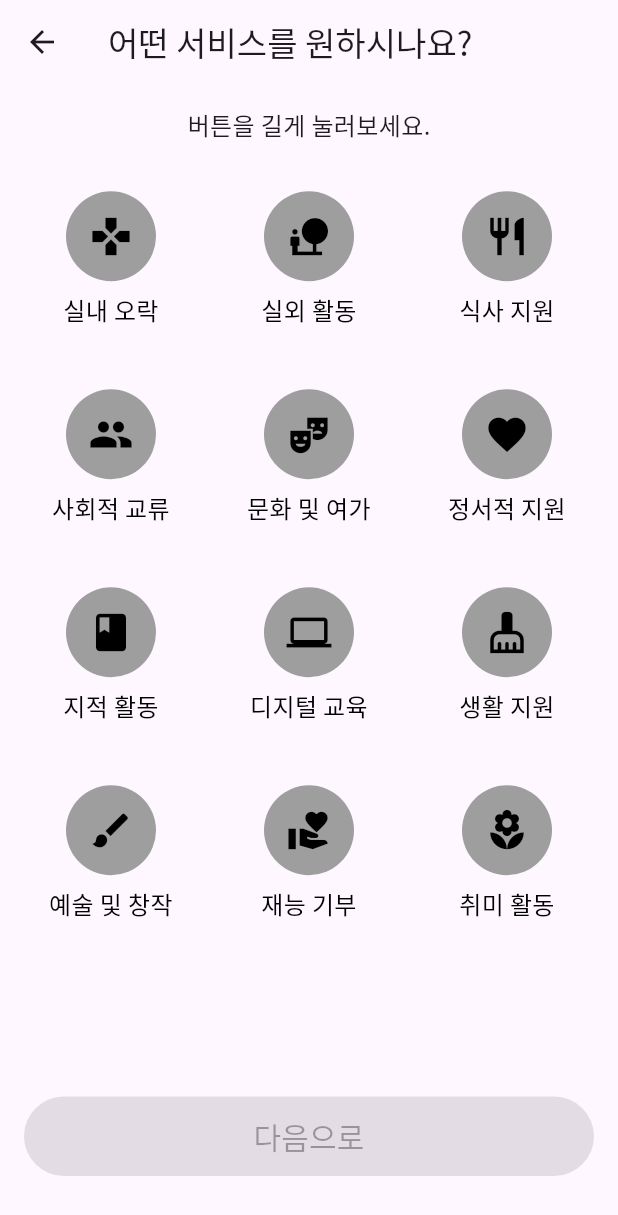
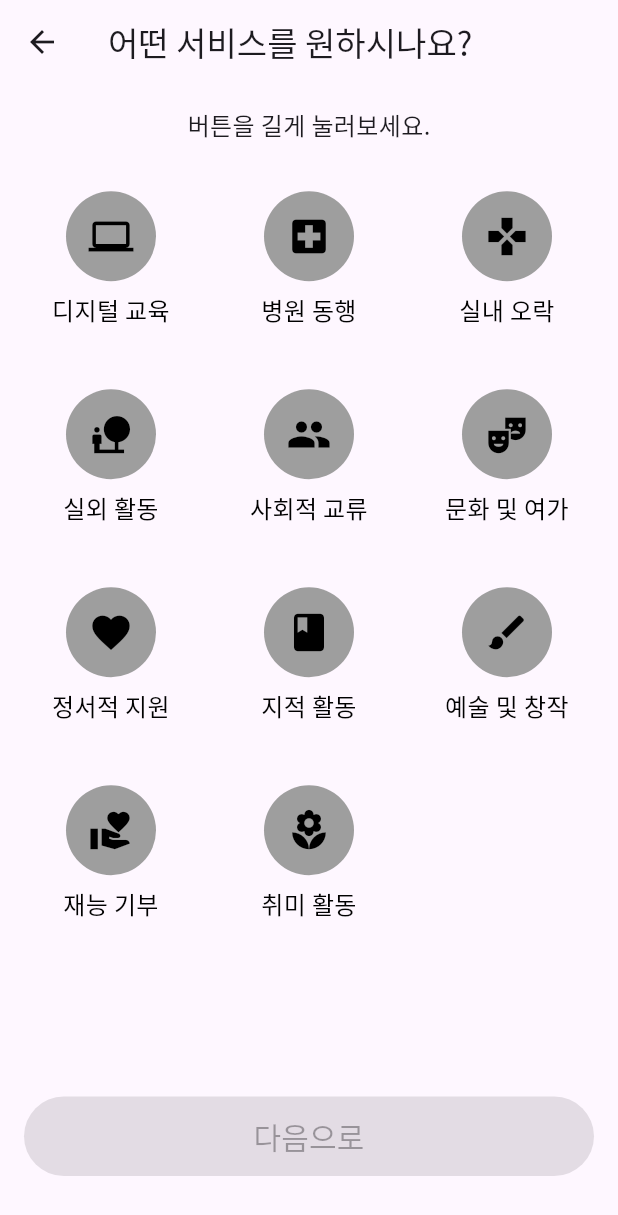
Before and after one commit to yujin10311/PNUSW-2024-team-05, a Flutter app: the RegisterSeniorScreen1 screen opened directly with empty values, on a phone screen of 412 x 824 dp. Shown: the top 1215 px of the screen. Run offline on Flutter 3.47's test engine with Material 3 defaults, Android fonts, the phone set to English and light mode, and no system bars; our stand-ins replace cloud_firestore, firebase_auth, firebase_core, firebase_storage, image_picker, share_plus and 3 more; missing offline and left inert: flutter_email_sender, google_mlkit_face_detection, syncfusion_flutter_xlsio, tflite_flutter; accounts and stored records are empty.

Commit message:
시니어 측 회원가입 화면 1, '식사 지원' '생활 지원' 삭제, '병원 동행' 추가

```diff
--- a/WarmBoysApp/lib/screens/register/register_senior_screen_1.dart
+++ b/WarmBoysApp/lib/screens/register/register_senior_screen_1.dart
@@ -82,12 +82,14 @@ class _RegisterSeniorScreen1State extends State<RegisterSeniorScreen1> {
                 crossAxisSpacing: 16.0,
                 mainAxisSpacing: 16.0,
                 children: [
+                  _buildIconText(Icons.computer, '디지털 교육',
+                      '예시 활동: 스마트폰 사용법 교육, SNS 및 이메일 사용 지원, 온라인 쇼핑 및 뱅킹 도우미, 비디오 통화 설정 및 사용법.'),
+                  _buildIconText(Icons.local_hospital, '병원 동행',
+                      '예시 활동: 병원까지 안내, 진료 예약 도우미, 의료 서류 및 정보 전달, 약국 동행하기.'),
                   _buildIconText(Icons.games, '실내 오락',
                       '예시 활동: 퍼즐 맞추기, 보드게임, 카드 게임, 영화 감상, 음악 감상 및 노래 부르기.'),
                   _buildIconText(Icons.nature_people, '실외 활동',
                       '예시 활동: 산책 동행, 공원 방문, 정원 가꾸기, 근처 마을 탐방, 외출 시 동행(장보기, 병원 방문 등).'),
-                  _buildIconText(Icons.restaurant, '식사 지원',
-                      '예시 활동: 식사 준비 및 요리, 식사 보조, 함께 식사하며 대화하기, 건강식 메뉴 추천.'),
                   _buildIconText(Icons.people, '사회적 교류',
                       '예시 활동: 모임 참여 동행, 교회나 종교 활동 동행, 친구나 가족과의 만남 지원, 지역 커뮤니티 행사 참석.'),
                   _buildIconText(Icons.theater_comedy, '문화 및 여가',
@@ -96,10 +98,6 @@ class _RegisterSeniorScreen1State extends State<RegisterSeniorScreen1> {
                       '예시 활동: 대화 및 심리적 위로, 추억 이야기 나누기, 애완동물 돌보기, 명상 및 요가 지도.'),
                   _buildIconText(Icons.book, '지적 활동',
                       '예시 활동: 책 읽어주기, 신문 및 뉴스 읽기, 퀴즈 및 문제 풀이, 역사 및 과학 이야기 나누기.'),
-                  _buildIconText(Icons.computer, '디지털 교육',
-                      '예시 활동: 스마트폰 사용법 교육, SNS 및 이메일 사용 지원, 온라인 쇼핑 및 뱅킹 도우미, 비디오 통화 설정 및 사용법.'),
-                  _buildIconText(Icons.cleaning_services, '생활 지원',
-                      '예시 활동: 가벼운 집안일 돕기(청소, 세탁 등), 정리 정돈, 가구 및 가전제품 사용법 설명, 가벼운 수리 지원.'),
                   _buildIconText(Icons.brush, '예술 및 창작',
                       '예시 활동: 그림 그리기, 손작업(뜨개질, 종이접기), 시 쓰기 및 글쓰기, 사진 촬영 및 편집.'),
                   _buildIconText(Icons.volunteer_activism, '재능 기부',
```
